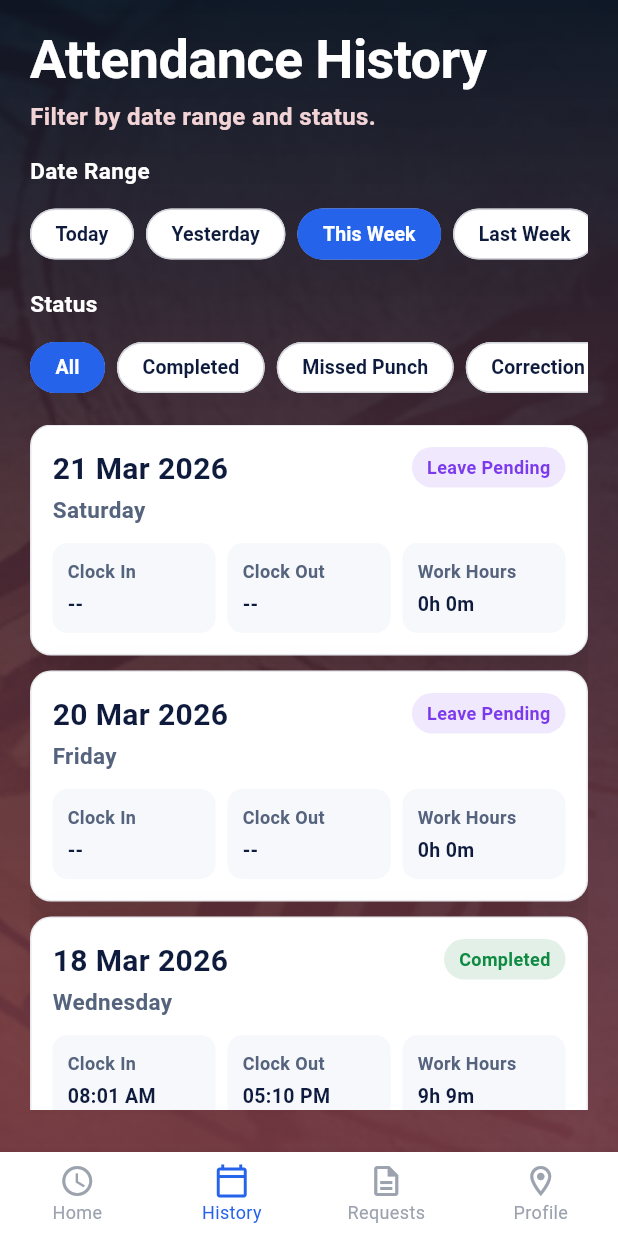
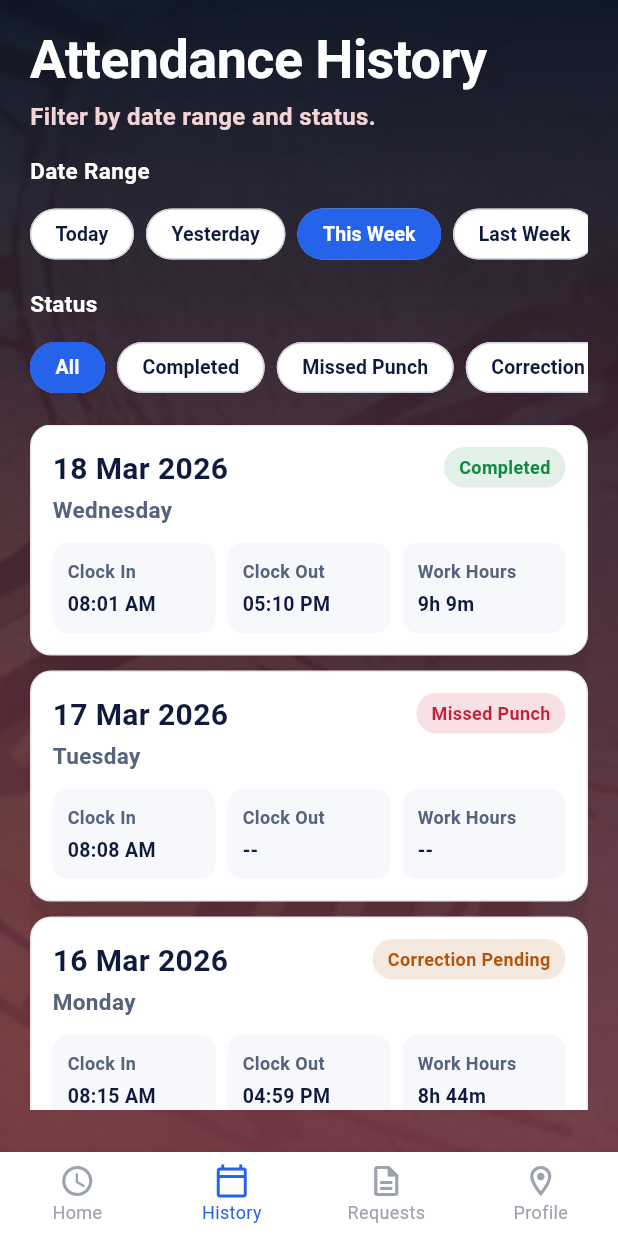
Before and after one commit to IthamarNyangu/WorkPulse, a Flutter app: the screen it shows after launch, item 2 of the bottom bar chosen, on a phone screen of 412 x 824 dp. Run offline on Flutter 3.47's test engine with Material 3 defaults, Android fonts, the phone set to English and light mode, and no system bars.

Commit message:
Tweaked attendance history screen to only include history and remove pending leave from there

```diff
--- a/lib/features/attendance/history/attendance_history_screen.dart
+++ b/lib/features/attendance/history/attendance_history_screen.dart
@@ -60,7 +60,7 @@ class _AttendanceHistoryScreenState extends State<AttendanceHistoryScreen> {
   Widget build(BuildContext context) {
     final List<AttendanceRecord> filteredRecords =
         filterAttendanceHistoryRecords(
-          records: _store.attendanceRecords,
+          records: _store.historyAttendanceRecords,
           dateRange: _selectedDateRange,
           statusFilter: _selectedStatus,
           now: _now,
--- a/lib/features/attendance/home/pulse_clock_home_screen.dart
+++ b/lib/features/attendance/home/pulse_clock_home_screen.dart
@@ -62,13 +62,18 @@ class _PulseClockHomeScreenState extends State<PulseClockHomeScreen> {
   }
 
   void _syncStateFromStore() {
-    _status = _store.liveAttendanceStatus;
+    _status = _store.effectiveHomeAttendanceStatus;
     _punchInAt = _store.livePunchInAt;
     _punchOutAt = _store.livePunchOutAt;
     _lastWorkedDuration = _store.liveWorkedDuration;
   }
 
   void _onPrimaryActionPressed() async {
+    if (_status != AttendanceStatus.offDuty &&
+        _status != AttendanceStatus.onDuty) {
+      return;
+    }
+
     final ClockActionMode mode = _status == AttendanceStatus.offDuty
         ? ClockActionMode.clockIn
         : ClockActionMode.clockOut;
@@ -158,6 +163,22 @@ class _PulseClockHomeScreenState extends State<PulseClockHomeScreen> {
           backgroundColor: PulseClockColors.statusOnDutyBg,
           accentColor: PulseClockColors.statusOnDutyAccent,
         );
+      case AttendanceStatus.leavePending:
+        return const StatusCardModel(
+          title: 'Leave Pending',
+          subtitle: 'Your leave request for today is awaiting approval',
+          icon: Icons.schedule_outlined,
+          backgroundColor: PulseClockColors.statusPendingBg,
+          accentColor: PulseClockColors.statusPendingAccent,
+        );
+      case AttendanceStatus.onLeave:
+        return const StatusCardModel(
+          title: 'On Leave',
+          subtitle: 'Approved leave is active for today',
+          icon: Icons.beach_access_outlined,
+          backgroundColor: PulseClockColors.statusLeaveBg,
+          accentColor: PulseClockColors.statusLeaveAccent,
+        );
     }
   }
 
@@ -172,6 +193,15 @@ class _PulseClockHomeScreenState extends State<PulseClockHomeScreen> {
       workedDuration = _now.difference(_punchInAt!);
     } else if (_lastWorkedDuration != null) {
       workedDuration = _lastWorkedDuration!;
+    }
+
+    if (_status == AttendanceStatus.leavePending ||
+        _status == AttendanceStatus.onLeave) {
+      return const SummaryModel(
+        punchIn: '--',
+        punchOut: '--',
+        workHours: '0h 0m',
+      );
     }
 
     return SummaryModel(
@@ -272,9 +302,15 @@ class HomeTabContent extends StatelessWidget {
   final VoidCallback onNotificationsPressed;
   final int unreadNotifications;
 
+  bool get _showsPrimaryAction {
+    return status == AttendanceStatus.offDuty || status == AttendanceStatus.onDuty;
+  }
+
   @override
   Widget build(BuildContext context) {
-    final PrimaryActionModel primaryAction = primaryActionFor(status);
+    final PrimaryActionModel? primaryAction = _showsPrimaryAction
+        ? primaryActionFor(status)
+        : null;
 
     return Padding(
       padding: const EdgeInsets.fromLTRB(
@@ -295,12 +331,14 @@ class HomeTabContent extends StatelessWidget {
           LiveTimeSection(now: now),
           const SizedBox(height: 20),
           StatusCardSection(model: statusCard),
+          if (primaryAction != null) ...<Widget>[
             const SizedBox(height: 16),
             PrimaryActionButtonSection(
               model: primaryAction,
               onPressed: onPrimaryActionPressed,
               showIcon: false,
             ),
+          ],
           const SizedBox(height: 24),
           Text(
             "Today's Summary",
--- a/lib/pulseclock/data/pulse_clock_mock_data.dart
+++ b/lib/pulseclock/data/pulse_clock_mock_data.dart
@@ -20,6 +20,22 @@ StatusCardModel statusCardFor(AttendanceStatus status) {
         backgroundColor: PulseClockColors.statusOnDutyBg,
         accentColor: PulseClockColors.statusOnDutyAccent,
       );
+    case AttendanceStatus.leavePending:
+      return const StatusCardModel(
+        title: 'Leave Pending',
+        subtitle: 'Your leave request for today is awaiting approval',
+        icon: Icons.schedule_outlined,
+        backgroundColor: PulseClockColors.statusPendingBg,
+        accentColor: PulseClockColors.statusPendingAccent,
+      );
+    case AttendanceStatus.onLeave:
+      return const StatusCardModel(
+        title: 'On Leave',
+        subtitle: 'Approved leave is active for today',
+        icon: Icons.beach_access_outlined,
+        backgroundColor: PulseClockColors.statusLeaveBg,
+        accentColor: PulseClockColors.statusLeaveAccent,
+      );
   }
 }
 
@@ -39,6 +55,20 @@ PrimaryActionModel primaryActionFor(AttendanceStatus status) {
         backgroundColor: PulseClockColors.actionRed,
         foregroundColor: PulseClockColors.surface,
       );
+    case AttendanceStatus.leavePending:
+      return const PrimaryActionModel(
+        label: 'Leave Pending',
+        icon: Icons.schedule_outlined,
+        backgroundColor: PulseClockColors.actionBlue,
+        foregroundColor: PulseClockColors.surface,
+      );
+    case AttendanceStatus.onLeave:
+      return const PrimaryActionModel(
+        label: 'On Leave',
+        icon: Icons.beach_access_outlined,
+        backgroundColor: PulseClockColors.actionBlue,
+        foregroundColor: PulseClockColors.surface,
+      );
   }
 }
 
@@ -55,6 +85,13 @@ SummaryModel summaryFor(AttendanceStatus status) {
         punchIn: '19:15',
         punchOut: '--',
         workHours: '3h 42m',
+      );
+    case AttendanceStatus.leavePending:
+    case AttendanceStatus.onLeave:
+      return const SummaryModel(
+        punchIn: '--',
+        punchOut: '--',
+        workHours: '0h 0m',
       );
   }
 }
@@ -345,11 +382,42 @@ class WorkPulseMockStore extends ChangeNotifier {
     return List<AttendanceRecord>.unmodifiable(_attendanceRecords);
   }
 
+  List<AttendanceRecord> get historyAttendanceRecords {
+    final DateTime today = _dateOnly(DateTime.now());
+    final List<AttendanceRecord> records = _attendanceRecords.where((
+      AttendanceRecord record,
+    ) {
+      final DateTime recordDate = _dateOnly(record.date);
+      return !recordDate.isAfter(today);
+    }).toList(growable: false);
+    return List<AttendanceRecord>.unmodifiable(records);
+  }
+
   List<CorrectionRequest> get correctionRequests {
     return List<CorrectionRequest>.unmodifiable(_correctionRequests);
   }
 
   AttendanceStatus get liveAttendanceStatus => _liveAttendanceStatus;
+
+  AttendanceStatus get effectiveHomeAttendanceStatus {
+    if (_liveAttendanceStatus == AttendanceStatus.onDuty) {
+      return AttendanceStatus.onDuty;
+    }
+
+    final AttendanceRecord? todayRecord = todayAttendanceRecord;
+    if (todayRecord == null) {
+      return AttendanceStatus.offDuty;
+    }
+
+    switch (todayRecord.status) {
+      case AttendanceRecordStatus.onLeave:
+        return AttendanceStatus.onLeave;
+      case AttendanceRecordStatus.leavePending:
+        return AttendanceStatus.leavePending;
+      default:
+        return AttendanceStatus.offDuty;
+    }
+  }
 
   DateTime? get livePunchInAt => _livePunchInAt;
 
@@ -416,6 +484,16 @@ class WorkPulseMockStore extends ChangeNotifier {
   AttendanceRecord? get latestMissedPunchRecord {
     for (final AttendanceRecord record in _attendanceRecords) {
       if (record.status == AttendanceRecordStatus.missedPunch) {
+        return record;
+      }
+    }
+    return null;
+  }
+
+  AttendanceRecord? get todayAttendanceRecord {
+    final DateTime today = _dateOnly(DateTime.now());
+    for (final AttendanceRecord record in _attendanceRecords) {
+      if (_dateOnly(record.date) == today) {
         return record;
       }
     }
@@ -942,7 +1020,8 @@ class WorkPulseMockStore extends ChangeNotifier {
   }
 
   bool _shouldAddClockInReminder({required DateTime now, required DateTime today}) {
-    if (!_isInsideGeofence || _liveAttendanceStatus != AttendanceStatus.offDuty) {
+    if (!_isInsideGeofence ||
+        effectiveHomeAttendanceStatus != AttendanceStatus.offDuty) {
       return false;
     }
     if (now.hour < _reminderConfig.workdayStartHour) {
--- a/lib/pulseclock/models/pulse_clock_models.dart
+++ b/lib/pulseclock/models/pulse_clock_models.dart
@@ -1,7 +1,7 @@
 import 'package:flutter/material.dart';
 import 'package:pulseclock/pulseclock/styles.dart';
 
-enum AttendanceStatus { offDuty, onDuty }
+enum AttendanceStatus { offDuty, onDuty, leavePending, onLeave }
 
 enum RequestEntryType { missedPunch, correctionPending, leaveDetails }
 
```
Lines whose indentation alone changed are shown as unchanged.
